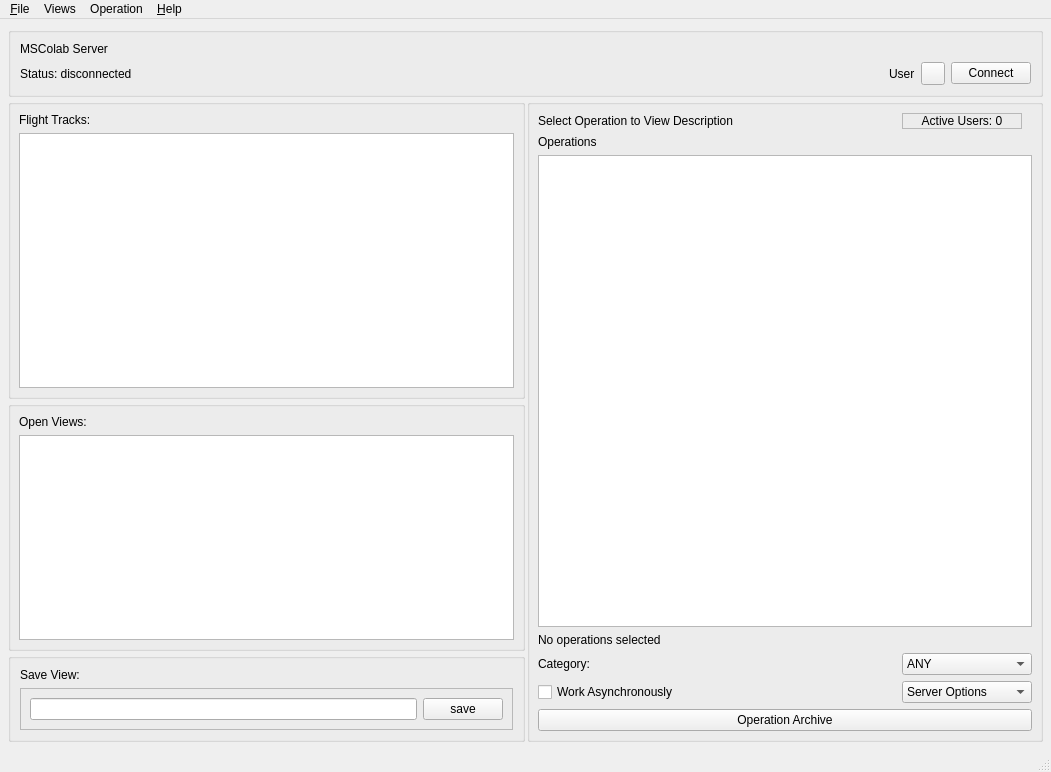
Above: mslib/msui/ui/ui_mainwindow.ui from Open-MSS/MSS before the change. Below: the same form after it.
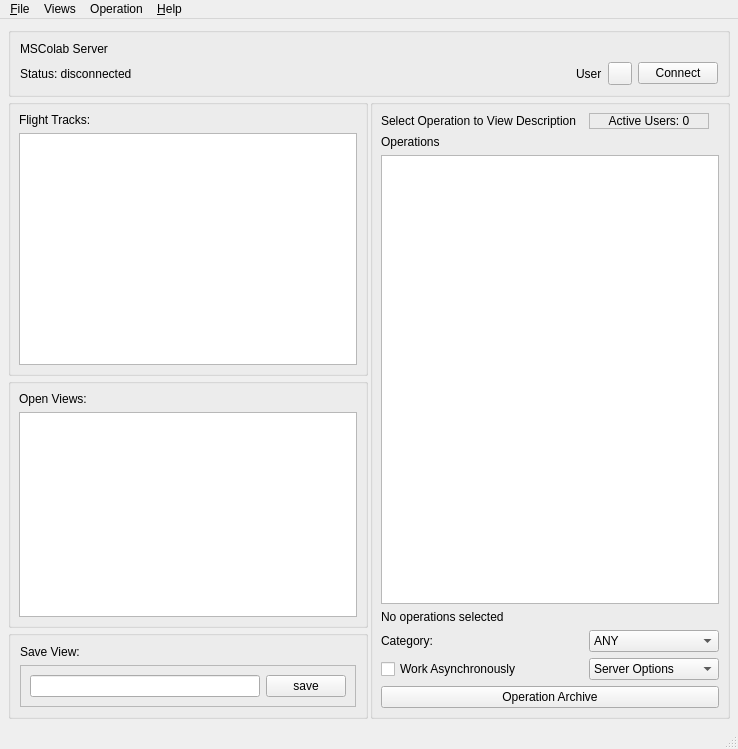
That is the form after the change.

Commit message: main_window size

Patch:
```diff
--- a/mslib/msui/ui/ui_mainwindow.ui
+++ b/mslib/msui/ui/ui_mainwindow.ui
@@ -6,8 +6,8 @@
    <rect>
     <x>0</x>
     <y>0</y>
-    <width>1051</width>
-    <height>772</height>
+    <width>738</width>
+    <height>749</height>
    </rect>
   </property>
   <property name="minimumSize">
@@ -502,7 +502,7 @@
     <rect>
      <x>0</x>
      <y>0</y>
-     <width>1051</width>
+     <width>738</width>
      <height>23</height>
     </rect>
    </property>
```
The commit also changes 1 other file.
